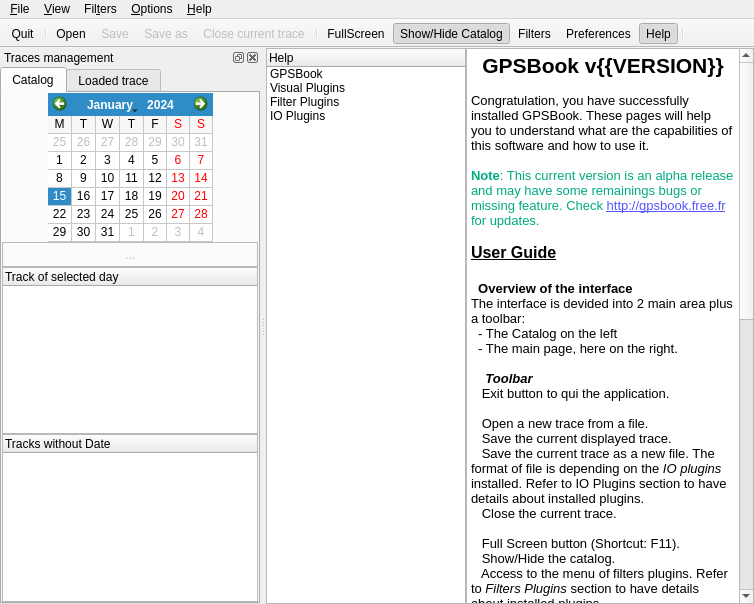
Old version of the form src/GPSBook/mainwindow.ui in the repository shujaatak/gpsbook.
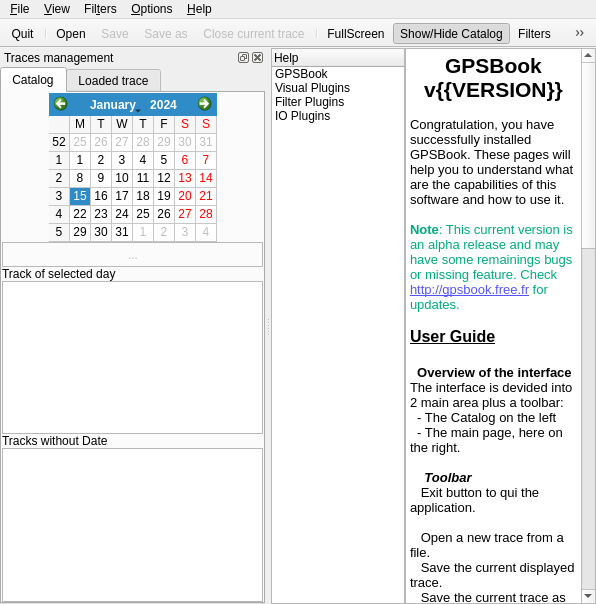
New version of the form. The open tabs and pages were chosen to show the change. Icons and pictures are not drawn. Custom widgets are drawn as their Qt base class.

Commit message: Add drag n drop between list of catalog (for tracks with or without date)

```diff
--- a/src/GPSBook/mainwindow.ui
+++ b/src/GPSBook/mainwindow.ui
@@ -7,7 +7,7 @@
    <rect>
     <x>0</x>
     <y>0</y>
-    <width>754</width>
+    <width>596</width>
     <height>604</height>
    </rect>
   </property>
@@ -43,6 +43,12 @@
     </property>
     <item>
      <widget class="QFrame" name="frame_2">
+      <property name="sizePolicy">
+       <sizepolicy hsizetype="Expanding" vsizetype="Preferred">
+        <horstretch>0</horstretch>
+        <verstretch>0</verstretch>
+       </sizepolicy>
+      </property>
       <property name="frameShape">
        <enum>QFrame::NoFrame</enum>
       </property>
@@ -84,75 +90,6 @@
            <property name="margin">
             <number>0</number>
            </property>
-           <item>
-            <widget class="QTreeWidget" name="treeWidgetHelp">
-             <property name="sizePolicy">
-              <sizepolicy hsizetype="Preferred" vsizetype="Expanding">
-               <horstretch>0</horstretch>
-               <verstretch>0</verstretch>
-              </sizepolicy>
-             </property>
-             <property name="maximumSize">
-              <size>
-               <width>200</width>
-               <height>16777215</height>
-              </size>
-             </property>
-             <property name="editTriggers">
-              <set>QAbstractItemView::NoEditTriggers</set>
-             </property>
-             <property name="iconSize">
-              <size>
-               <width>16</width>
-               <height>16</height>
-              </size>
-             </property>
-             <property name="rootIsDecorated">
-              <bool>false</bool>
-             </property>
-             <column>
-              <property name="text">
-               <string>Help</string>
-              </property>
-             </column>
-             <item>
-              <property name="text">
-               <string>GPSBook</string>
-              </property>
-              <property name="icon">
-               <iconset resource="icons/gpsbook/gpsbook_icons.qrc">
-                <normaloff>:/icons/gpsbook/accueil.xpm</normaloff>:/icons/gpsbook/accueil.xpm</iconset>
-              </property>
-             </item>
-             <item>
-              <property name="text">
-               <string>Visual Plugins</string>
-              </property>
-              <property name="icon">
-               <iconset resource="icons/gtk/gtk_icons.qrc">
-                <normaloff>:/icons/gtk/mail-send.png</normaloff>:/icons/gtk/mail-send.png</iconset>
-              </property>
-             </item>
-             <item>
-              <property name="text">
-               <string>Filter Plugins</string>
-              </property>
-              <property name="icon">
-               <iconset resource="icons/gtk/gtk_icons.qrc">
-                <normaloff>:/icons/gtk/gnome-run.png</normaloff>:/icons/gtk/gnome-run.png</iconset>
-              </property>
-             </item>
-             <item>
-              <property name="text">
-               <string>IO Plugins</string>
-              </property>
-              <property name="icon">
-               <iconset resource="icons/gtk/gtk_icons.qrc">
-                <normaloff>:/icons/gtk/mail-send-receive.png</normaloff>:/icons/gtk/mail-send-receive.png</iconset>
-              </property>
-             </item>
-            </widget>
-           </item>
            <item>
             <widget class="QStackedWidget" name="stackedWidgetHelp">
              <widget class="QWidget" name="stackedWidgetPage1">
@@ -163,7 +100,7 @@
                <property name="spacing">
                 <number>0</number>
                </property>
-               <item row="0" column="0">
+               <item row="0" column="1">
                 <widget class="QTextEdit" name="textEdit">
                  <property name="html">
                   <string>&lt;!DOCTYPE HTML PUBLIC &quot;-//W3C//DTD HTML 4.0//EN&quot; &quot;http://www.w3.org/TR/REC-html40/strict.dtd&quot;&gt;
@@ -225,6 +162,75 @@
                  </property>
                 </widget>
                </item>
+               <item row="0" column="0">
+                <widget class="QTreeWidget" name="treeWidgetHelp">
+                 <property name="sizePolicy">
+                  <sizepolicy hsizetype="Expanding" vsizetype="Expanding">
+                   <horstretch>0</horstretch>
+                   <verstretch>0</verstretch>
+                  </sizepolicy>
+                 </property>
+                 <property name="maximumSize">
+                  <size>
+                   <width>200</width>
+                   <height>16777215</height>
+                  </size>
+                 </property>
+                 <property name="editTriggers">
+                  <set>QAbstractItemView::NoEditTriggers</set>
+                 </property>
+                 <property name="iconSize">
+                  <size>
+                   <width>16</width>
+                   <height>16</height>
+                  </size>
+                 </property>
+                 <property name="rootIsDecorated">
+                  <bool>false</bool>
+                 </property>
+                 <column>
+                  <property name="text">
+                   <string>Help</string>
+                  </property>
+                 </column>
+                 <item>
+                  <property name="text">
+                   <string>GPSBook</string>
+                  </property>
+                  <property name="icon">
+                   <iconset resource="icons/gpsbook/gpsbook_icons.qrc">
+                    <normaloff>:/icons/gpsbook/accueil.xpm</normaloff>:/icons/gpsbook/accueil.xpm</iconset>
+                  </property>
+                 </item>
+                 <item>
+                  <property name="text">
+                   <string>Visual Plugins</string>
+                  </property>
+                  <property name="icon">
+                   <iconset resource="icons/gtk/gtk_icons.qrc">
+                    <normaloff>:/icons/gtk/mail-send.png</normaloff>:/icons/gtk/mail-send.png</iconset>
+                  </property>
+                 </item>
+                 <item>
+                  <property name="text">
+                   <string>Filter Plugins</string>
+                  </property>
+                  <property name="icon">
+                   <iconset resource="icons/gtk/gtk_icons.qrc">
+                    <normaloff>:/icons/gtk/gnome-run.png</normaloff>:/icons/gtk/gnome-run.png</iconset>
+                  </property>
+                 </item>
+                 <item>
+                  <property name="text">
+                   <string>IO Plugins</string>
+                  </property>
+                  <property name="icon">
+                   <iconset resource="icons/gtk/gtk_icons.qrc">
+                    <normaloff>:/icons/gtk/mail-send-receive.png</normaloff>:/icons/gtk/mail-send-receive.png</iconset>
+                  </property>
+                 </item>
+                </widget>
+               </item>
               </layout>
              </widget>
             </widget>
@@ -667,7 +673,7 @@
     <rect>
      <x>0</x>
      <y>0</y>
-     <width>754</width>
+     <width>596</width>
      <height>26</height>
     </rect>
    </property>
@@ -780,12 +786,6 @@
      <verstretch>0</verstretch>
     </sizepolicy>
    </property>
-   <property name="minimumSize">
-    <size>
-     <width>260</width>
-     <height>422</height>
-    </size>
-   </property>
    <property name="windowTitle">
     <string>Traces management</string>
    </property>
@@ -808,6 +808,12 @@
          <verstretch>0</verstretch>
         </sizepolicy>
        </property>
+       <property name="minimumSize">
+        <size>
+         <width>265</width>
+         <height>0</height>
+        </size>
+       </property>
        <property name="maximumSize">
         <size>
          <width>16777215</width>
@@ -838,29 +844,7 @@
          <property name="spacing">
           <number>0</number>
          </property>
-         <item row="1" column="2">
-          <widget class="QCalendarWidget" name="calendarWidget">
-           <property name="sizePolicy">
-            <sizepolicy hsizetype="Expanding" vsizetype="Maximum">
-             <horstretch>0</horstretch>
-             <verstretch>0</verstretch>
-            </sizepolicy>
-           </property>
-           <property name="firstDayOfWeek">
-            <enum>Qt::Monday</enum>
-           </property>
-           <property name="gridVisible">
-            <bool>true</bool>
-           </property>
-           <property name="horizontalHeaderFormat">
-            <enum>QCalendarWidget::SingleLetterDayNames</enum>
-           </property>
-           <property name="verticalHeaderFormat">
-            <enum>QCalendarWidget::NoVerticalHeader</enum>
-           </property>
-          </widget>
-         </item>
-         <item row="2" column="0" colspan="4">
+         <item row="2" column="0" colspan="3">
           <widget class="QFrame" name="frame">
            <property name="sizePolicy">
             <sizepolicy hsizetype="Expanding" vsizetype="Preferred">
@@ -1023,25 +1007,78 @@
            </layout>
           </widget>
          </item>
-         <item row="3" column="0" colspan="4">
-          <widget class="QTreeWidget" name="treeWidgetTracksOfTheDay">
-           <property name="contextMenuPolicy">
-            <enum>Qt::CustomContextMenu</enum>
+         <item row="1" column="2">
+          <spacer name="horizontalSpacer_2">
+           <property name="orientation">
+            <enum>Qt::Horizontal</enum>
+           </property>
+           <property name="sizeType">
+            <enum>QSizePolicy::MinimumExpanding</enum>
+           </property>
+           <property name="sizeHint" stdset="0">
+            <size>
+             <width>0</width>
+             <height>0</height>
+            </size>
+           </property>
+          </spacer>
+         </item>
+         <item row="3" column="0" colspan="3">
+          <widget class="QLabel" name="label">
+           <property name="text">
+            <string>Track of selected day</string>
+           </property>
+          </widget>
+         </item>
+         <item row="5" column="0" colspan="3">
+          <widget class="QLabel" name="label_2">
+           <property name="sizePolicy">
+            <sizepolicy hsizetype="MinimumExpanding" vsizetype="Preferred">
+             <horstretch>0</horstretch>
+             <verstretch>0</verstretch>
+            </sizepolicy>
+           </property>
+           <property name="text">
+            <string>Tracks without Date</string>
+           </property>
+          </widget>
+         </item>
+         <item row="6" column="0" colspan="3">
+          <widget class="QTracksListWidget" name="listWidgetNoDateTracks">
+           <property name="sizePolicy">
+            <sizepolicy hsizetype="MinimumExpanding" vsizetype="Expanding">
+             <horstretch>0</horstretch>
+             <verstretch>0</verstretch>
+            </sizepolicy>
+           </property>
+           <property name="dragDropMode">
+            <enum>QAbstractItemView::DragDrop</enum>
+           </property>
+           <property name="defaultDropAction">
+            <enum>Qt::MoveAction</enum>
            </property>
            <property name="alternatingRowColors">
             <bool>true</bool>
            </property>
-           <property name="selectionMode">
-            <enum>QAbstractItemView::ExtendedSelection</enum>
+          </widget>
+         </item>
+         <item row="1" column="1">
+          <widget class="QCalendarWidget" name="calendarWidget">
+           <property name="sizePolicy">
+            <sizepolicy hsizetype="Expanding" vsizetype="Maximum">
+             <horstretch>0</horstretch>
+             <verstretch>0</verstretch>
+            </sizepolicy>
            </property>
-           <property name="rootIsDecorated">
-            <bool>false</bool>
+           <property name="firstDayOfWeek">
+            <enum>Qt::Monday</enum>
            </property>
-           <column>
-            <property name="text">
-             <string>Track of selected day</string>
-            </property>
-           </column>
+           <property name="gridVisible">
+            <bool>true</bool>
+           </property>
+           <property name="horizontalHeaderFormat">
+            <enum>QCalendarWidget::SingleLetterDayNames</enum>
+           </property>
           </widget>
          </item>
          <item row="1" column="0">
@@ -1060,32 +1097,23 @@
            </property>
           </spacer>
          </item>
-         <item row="1" column="3">
-          <spacer name="horizontalSpacer_2">
-           <property name="orientation">
-            <enum>Qt::Horizontal</enum>
-           </property>
-           <property name="sizeType">
-            <enum>QSizePolicy::MinimumExpanding</enum>
-           </property>
-           <property name="sizeHint" stdset="0">
-            <size>
-             <width>0</width>
-             <height>0</height>
-            </size>
-           </property>
-          </spacer>
-         </item>
          <item row="4" column="0" colspan="4">
-          <widget class="QTreeWidget" name="treeWidgetUndateTracks">
-           <property name="rootIsDecorated">
-            <bool>false</bool>
+          <widget class="QTracksListWidget" name="listWidgetTracksOfTheDay">
+           <property name="sizePolicy">
+            <sizepolicy hsizetype="MinimumExpanding" vsizetype="Expanding">
+             <horstretch>0</horstretch>
+             <verstretch>0</verstretch>
+            </sizepolicy>
            </property>
-           <column>
-            <property name="text">
-             <string>Tracks without Date</string>
-            </property>
-           </column>
+           <property name="dragDropMode">
+            <enum>QAbstractItemView::DragDrop</enum>
+           </property>
+           <property name="defaultDropAction">
+            <enum>Qt::MoveAction</enum>
+           </property>
+           <property name="alternatingRowColors">
+            <bool>true</bool>
+           </property>
           </widget>
          </item>
         </layout>
@@ -1421,6 +1449,13 @@
   </action>
  </widget>
  <layoutdefault spacing="6" margin="11"/>
+ <customwidgets>
+  <customwidget>
+   <class>QTracksListWidget</class>
+   <extends>QListWidget</extends>
+   <header>qtrackslistwidget.h</header>
+  </customwidget>
+ </customwidgets>
  <tabstops>
   <tabstop>calendarWidget</tabstop>
   <tabstop>toolButtonPrev</tabstop>
```
Left out of the diff: 5 changed lines with no effect on the pictures. The commit also changes 8 other files.
